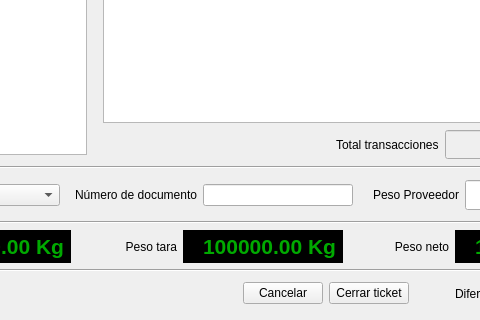
Qt form romano/ui/close_ticket.ui (elshaka/Romano) before a commit; both pictures show x 374 to 854 and y 313 to 633 of the 1000 by 633 pixel window.
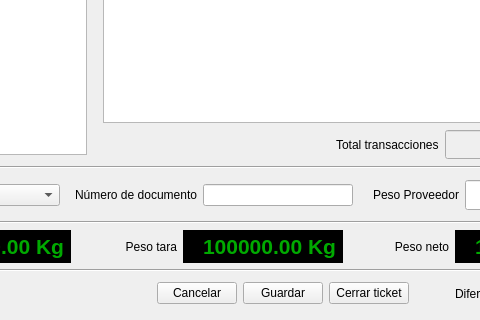
The same form after that commit. Icons and pictures are not drawn.

Commit message: Initial ticket save implementation

The edit to the form file:
```diff
--- a/romano/ui/close_ticket.ui
+++ b/romano/ui/close_ticket.ui
@@ -994,6 +994,13 @@
        </property>
       </widget>
      </item>
+     <item>
+      <widget class="QPushButton" name="saveButton">
+       <property name="text">
+        <string>Guardar</string>
+       </property>
+      </widget>
+     </item>
      <item>
       <widget class="QPushButton" name="closeTicketButton">
        <property name="text">
```
Left out of the diff: 66 changed lines with no effect on the pictures. The commit also changes 5 other files.
